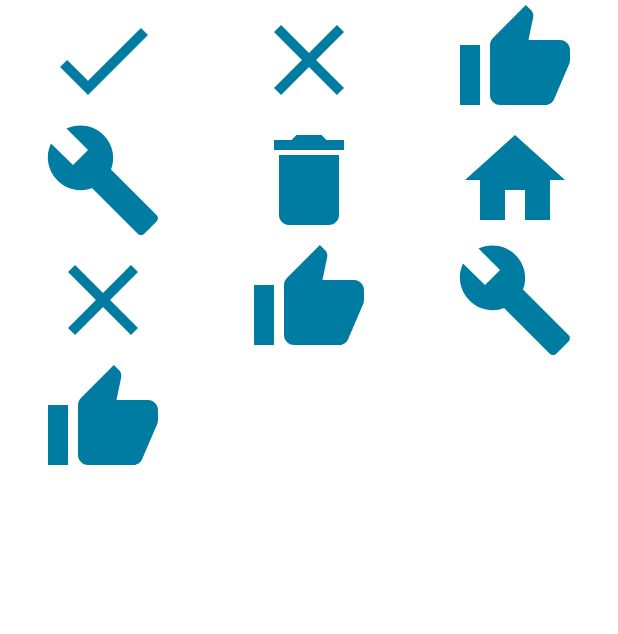
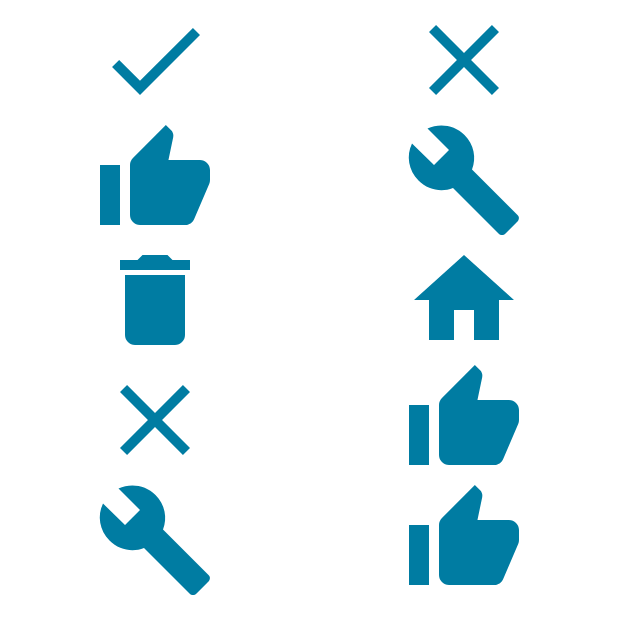
Before and after one commit to iiqsyx/laba3_kt, an Android app built with Jetpack Compose: the composable GridScreen shown on its own in the app's theme, on a phone screen of 412 x 824 dp. Shown: the top 634 px of the screen. Run offline under Robolectric (Android 15) with nearby library versions, the phone set to English and light mode, and no system bars.

Commit message:
featback: gridScreen completed

```diff
--- a/app/src/main/java/com/raywenderlich/android/lab1/screens/GridScreen.kt
+++ b/app/src/main/java/com/raywenderlich/android/lab1/screens/GridScreen.kt
@@ -6,6 +6,8 @@ import androidx.compose.foundation.layout.RowScope
 import androidx.compose.foundation.layout.fillMaxSize
 import androidx.compose.foundation.layout.size
 import androidx.compose.foundation.lazy.LazyColumn
+import androidx.compose.foundation.lazy.grid.GridCells
+import androidx.compose.foundation.lazy.grid.LazyVerticalGrid
 import androidx.compose.material.icons.Icons
 import androidx.compose.material.icons.filled.Build
 import androidx.compose.material.icons.filled.Check
@@ -45,7 +47,16 @@ private val items = listOf(
 
 @Composable
 fun GridScreen(){
-    GridView(columnCount = 3)
+    LazyVerticalGrid(
+        modifier = Modifier.fillMaxSize(),
+        columns = GridCells.Fixed(2),
+        content = {
+            items(count = items.size){ item ->
+               GridIcon(IconResource(items[item], true))
+            }
+        }
+    )
+
     BackButtonHandler {
         FundamentalsRouter.navigateTo(Screen.Navigation)
     }
@@ -81,6 +92,7 @@ fun GridView(columnCount: Int){
     }
 }
 
+
 @Composable
 fun  RowItem(rowItems: List<IconResource>){
     Row {
@@ -90,8 +102,18 @@ fun  RowItem(rowItems: List<IconResource>){
 }
 
 @Composable
-fun GridItem(rowItems: List<IconResource>){
+fun GridIcon(iconResource: IconResource){
+    val color = if (iconResource.isVisible)
+        colorResource(R.color.Azule)
+    else Color.Transparent
 
+    Icon(
+        imageVector = iconResource.imageVector,
+        tint = color,
+        contentDescription = stringResource(R.string.grid_icon),
+        modifier = Modifier
+            .size(80.dp, 80.dp)
+    )
 }
 
 @Composable
```
